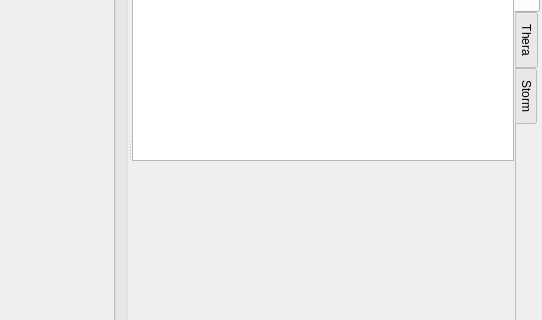
Before: the Qt Designer form src/vi/ui/MainWindow.ui in jkey-67/spyglass, drawn with Qt 5; both pictures show x 721 to 1263 and y 230 to 550 of the 1263 by 758 pixel window.
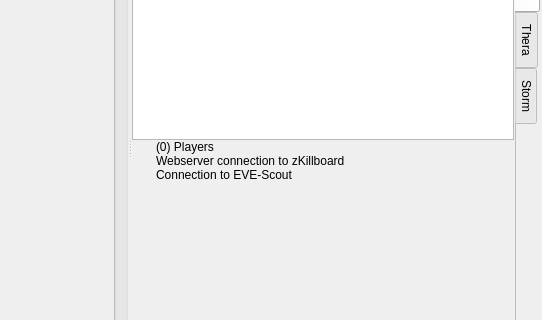
After: the same form once the commit is applied. The open tabs and pages were chosen to show the change. Icons and pictures are not drawn. Custom widgets are drawn as their Qt base class.

Commit message: state of the connections is now monitored to the gui

```diff
--- a/src/vi/ui/MainWindow.ui
+++ b/src/vi/ui/MainWindow.ui
@@ -970,7 +970,7 @@
            <attribute name="title">
             <string>API Chars</string>
            </attribute>
-           <layout class="QVBoxLayout" name="verticalLayout_4">
+           <layout class="QVBoxLayout" name="verticalLayout_4" stretch="0,0,0,0,0,0">
             <property name="spacing">
              <number>0</number>
             </property>
@@ -1086,6 +1086,105 @@
               </attribute>
              </widget>
             </item>
+            <item>
+             <layout class="QHBoxLayout" name="horizontalLayout_6">
+              <item>
+               <widget class="QLabel" name="m_qLedOnline">
+                <property name="enabled">
+                 <bool>true</bool>
+                </property>
+                <property name="maximumSize">
+                 <size>
+                  <width>24</width>
+                  <height>24</height>
+                 </size>
+                </property>
+                <property name="text">
+                 <string/>
+                </property>
+                <property name="pixmap">
+                 <pixmap resource="resource.qrc">:/Icons/res/online.svg</pixmap>
+                </property>
+                <property name="scaledContents">
+                 <bool>true</bool>
+                </property>
+               </widget>
+              </item>
+              <item>
+               <widget class="QLabel" name="m_qPlayerOnline">
+                <property name="text">
+                 <string>(0) Players</string>
+                </property>
+               </widget>
+              </item>
+             </layout>
+            </item>
+            <item>
+             <layout class="QHBoxLayout" name="horizontalLayout_7">
+              <item>
+               <widget class="QLabel" name="m_qLedZKillboarOnline">
+                <property name="enabled">
+                 <bool>true</bool>
+                </property>
+                <property name="maximumSize">
+                 <size>
+                  <width>24</width>
+                  <height>24</height>
+                 </size>
+                </property>
+                <property name="text">
+                 <string/>
+                </property>
+                <property name="pixmap">
+                 <pixmap resource="resource.qrc">:/Icons/res/online.svg</pixmap>
+                </property>
+                <property name="scaledContents">
+                 <bool>true</bool>
+                </property>
+               </widget>
+              </item>
+              <item>
+               <widget class="QLabel" name="m_qZKillboard">
+                <property name="text">
+                 <string>Webserver connection to zKillboard </string>
+                </property>
+               </widget>
+              </item>
+             </layout>
+            </item>
+            <item>
+             <layout class="QHBoxLayout" name="horizontalLayout_8">
+              <item>
+               <widget class="QLabel" name="m_qLedEveScout">
+                <property name="enabled">
+                 <bool>true</bool>
+                </property>
+                <property name="maximumSize">
+                 <size>
+                  <width>24</width>
+                  <height>24</height>
+                 </size>
+                </property>
+                <property name="text">
+                 <string/>
+                </property>
+                <property name="pixmap">
+                 <pixmap resource="resource.qrc">:/Icons/res/online.svg</pixmap>
+                </property>
+                <property name="scaledContents">
+                 <bool>true</bool>
+                </property>
+               </widget>
+              </item>
+              <item>
+               <widget class="QLabel" name="m_qEveScout">
+                <property name="text">
+                 <string>Connection to EVE-Scout</string>
+                </property>
+               </widget>
+              </item>
+             </layout>
+            </item>
             <item>
              <spacer name="verticalSpacer">
               <property name="orientation">
@@ -1094,7 +1193,7 @@
               <property name="sizeHint" stdset="0">
                <size>
                 <width>20</width>
-                <height>40</height>
+                <height>42</height>
                </size>
               </property>
              </spacer>
```
The commit also changes 7 other files.
